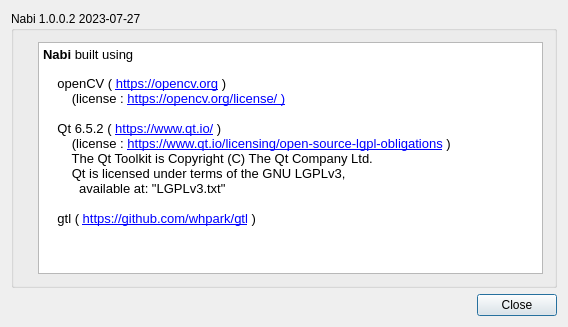
Qt form src/Nabi/AboutDlg.ui (whpark/Nabi) before a commit.
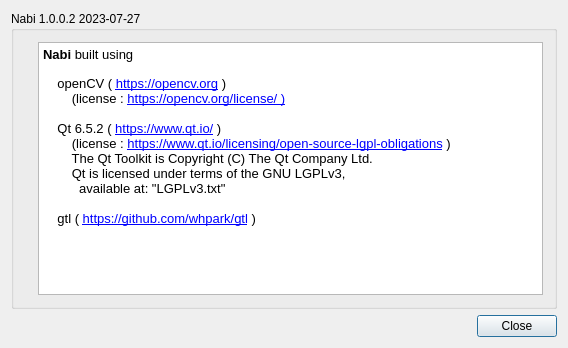
The same form after that commit. Icons and pictures are not drawn.

```diff
--- a/src/Nabi/AboutDlg.ui
+++ b/src/Nabi/AboutDlg.ui
@@ -7,7 +7,7 @@
     <x>0</x>
     <y>0</y>
     <width>568</width>
-    <height>327</height>
+    <height>348</height>
    </rect>
   </property>
   <property name="windowTitle">
```
